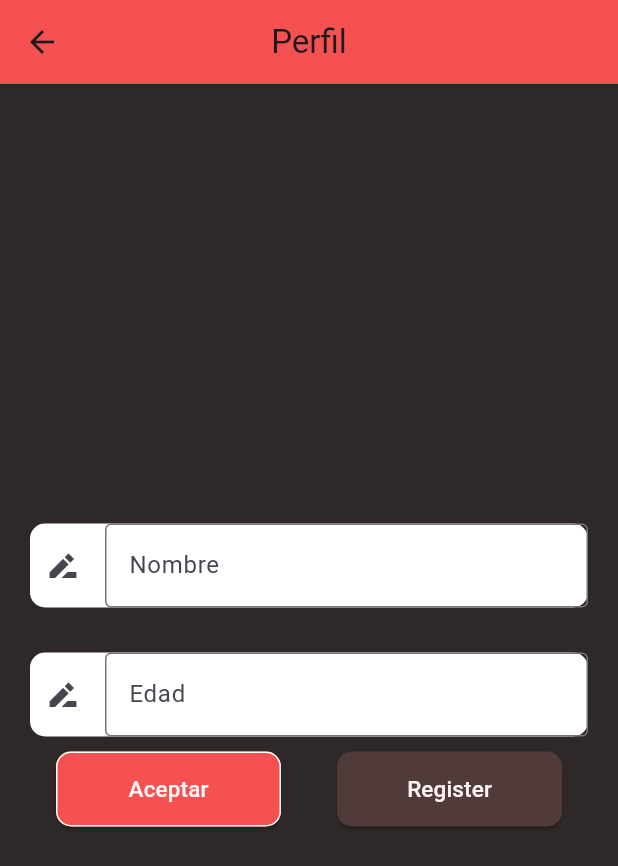
After one commit to huugolopeez/ExamenPMDM-PSP, a Flutter app: the PerfilView screen opened by its route, on a phone screen of 412 x 824 dp. The commit adds this screen. Shown: the top 866 px of the screen. Run offline on Flutter 3.47's test engine with Material 3 defaults, Android fonts, the phone set to English and light mode, and no system bars; our stand-ins replace cloud_firestore, firebase_auth, firebase_core, firebase_storage, image_picker, shared_preferences; accounts and stored records are empty; generated files the repository leaves out were written again; network calls fail.

Commit message:
PMDM:  - creacion clase PerfilView.dart

```diff
--- a/lib/Examen.dart
+++ b/lib/Examen.dart
@@ -2,6 +2,7 @@ import 'package:examen_pmdm/main/AjustesView.dart';
 import 'package:examen_pmdm/main/HomeView.dart';
 import 'package:examen_pmdm/main/PostView.dart';
 import 'package:examen_pmdm/onBoarding/LoginView.dart';
+import 'package:examen_pmdm/onBoarding/PerfilView.dart';
 import 'package:examen_pmdm/onBoarding/RegisterView.dart';
 import 'package:examen_pmdm/splash/SplashView.dart';
 import 'package:flutter/material.dart';
@@ -22,6 +23,7 @@ class Examen extends StatelessWidget {
         '/splashview': (context) => SplashView(),
         '/loginview': (context) => LoginView(),
         '/registerview': (context) => RegisterView(),
+        '/perfilview': (context) => PerfilView(),
         '/homeview': (context) => HomeView(),
         '/ajustesview': (context) => AjustesView(),
         '/postview': (context) => PostView(),
--- a/lib/onBoarding/LoginView.dart
+++ b/lib/onBoarding/LoginView.dart
@@ -22,7 +22,7 @@ class LoginView extends StatelessWidget {
           email: tecEmail.text,
           password: tecPass.text
       );
-      Navigator.of(_context).popAndPushNamed('/homeview');
+      Navigator.of(_context).popAndPushNamed('/splashview');
     } on FirebaseAuthException catch (e) {
       if (e.code == 'invalid-email') {
         print(' --> Formato del email incorrecto.');
--- /dev/null
+++ b/lib/onBoarding/PerfilView.dart
@@ -0,0 +1,66 @@
+import 'package:cloud_firestore/cloud_firestore.dart';
+import 'package:examen_pmdm/customViews/CampoTextoCustom.dart';
+import 'package:firebase_auth/firebase_auth.dart';
+import 'package:flutter/material.dart';
+
+import '../customViews/BotonCustom.dart';
+import '../firestoreObjects/FbUsuario.dart';
+import '../singletone/DataHolder.dart';
+
+class PerfilView extends StatelessWidget {
+
+  late BuildContext _context;
+  FirebaseFirestore db = FirebaseFirestore.instance;
+  TextEditingController tecName = TextEditingController();
+  TextEditingController tecAge = TextEditingController();
+
+  Future<void> onClickAceptar() async {
+
+    FbUsuario usuario = FbUsuario(nombre: tecName.text, edad: int.parse(tecAge.text));
+
+    String uidUser = FirebaseAuth.instance.currentUser!.uid;
+    await db.collection("Usuarios").doc(uidUser).set(usuario.toFirestore());
+    Navigator.of(_context).popAndPushNamed('/splashview');
+  }
+
+  void onClickCancelar() {
+    Navigator.of(_context).popAndPushNamed('/loginview');
+  }
+
+  @override
+  Widget build(BuildContext context) {
+
+    _context = context;
+
+    return Scaffold(
+        backgroundColor: DataHolder().colorFondo,
+        appBar: AppBar(
+            title: const Text('Perfil'),
+            centerTitle: true,
+            backgroundColor: DataHolder().colorPrincipal
+        ),
+        body: Column(
+            mainAxisAlignment: MainAxisAlignment.center,
+            children: [
+              Padding(
+                  padding: EdgeInsets.fromLTRB(20, 20, 20, 10),
+                  child: CampoTextoCustom(
+                      sLabel: 'Nombre', tecController: tecName, iIcon: const Icon(Icons.drive_file_rename_outline_sharp)
+                  )),
+              Padding(
+                  padding: EdgeInsets.fromLTRB(20, 20, 20, 10),
+                  child: CampoTextoCustom(
+                      sLabel: 'Edad', tecController: tecAge, iIcon: const Icon(Icons.drive_file_rename_outline_sharp)
+                  )),
+              Row(
+                  mainAxisAlignment: MainAxisAlignment.spaceEvenly,
+                  children: [
+                    BotonCustom(sText: 'Aceptar', event: onClickAceptar, cTextColor: DataHolder().colorTerciario, cBackgroundColor: DataHolder().colorPrincipal, cSideColor: Colors.white, dTamanoText: 15),
+                    BotonCustom(sText: 'Register', event: onClickCancelar, cTextColor: DataHolder().colorTerciario, cBackgroundColor: DataHolder().colorSecundario, cSideColor: Colors.transparent, dTamanoText: 15),
+                  ]
+              )
+            ]
+        )
+    );
+  }
+}
--- a/lib/onBoarding/RegisterView.dart
+++ b/lib/onBoarding/RegisterView.dart
@@ -29,7 +29,7 @@ class RegisterView extends StatelessWidget {
             email: tecEmail.text,
             password: tecPass.text
         );
-        Navigator.of(_context).popAndPushNamed('/homeview');
+        Navigator.of(_context).popAndPushNamed('/splashview');
       } on FirebaseAuthException catch (e) {
         if (e.code == 'weak-password') {
           print(' --> La contraseña es muy debil.');
```
Also changed, not shown: lib/main/PostEditView.dart (+6 -46 lines), lib/splash/SplashView.dart (+26 -3 lines).
